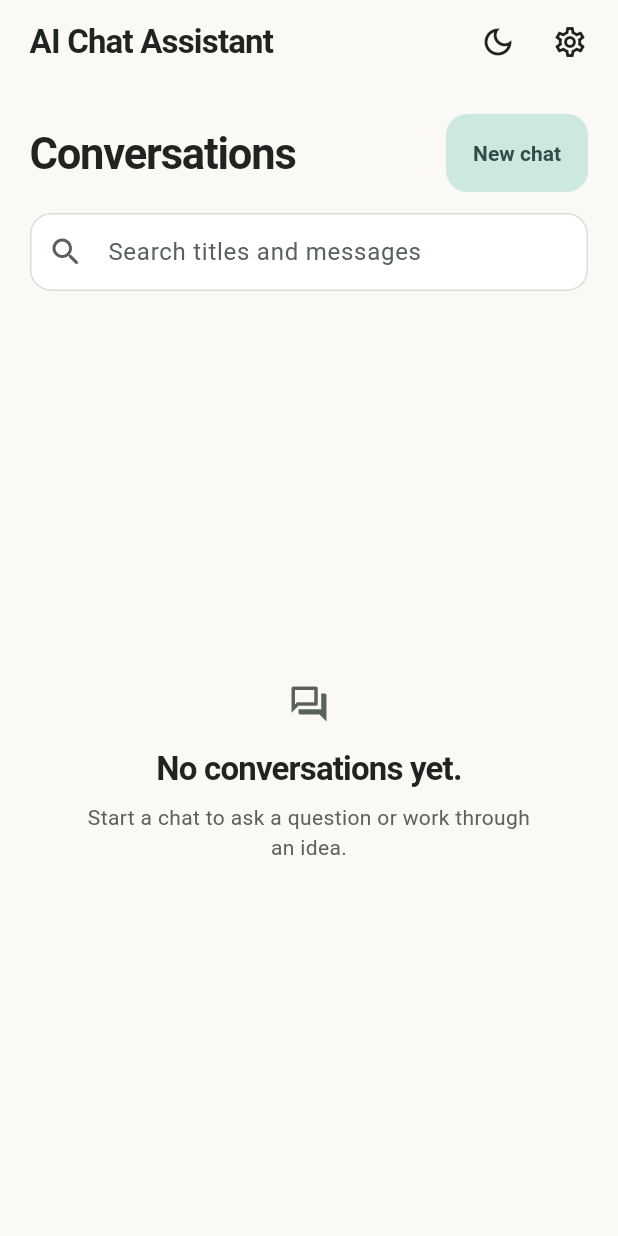
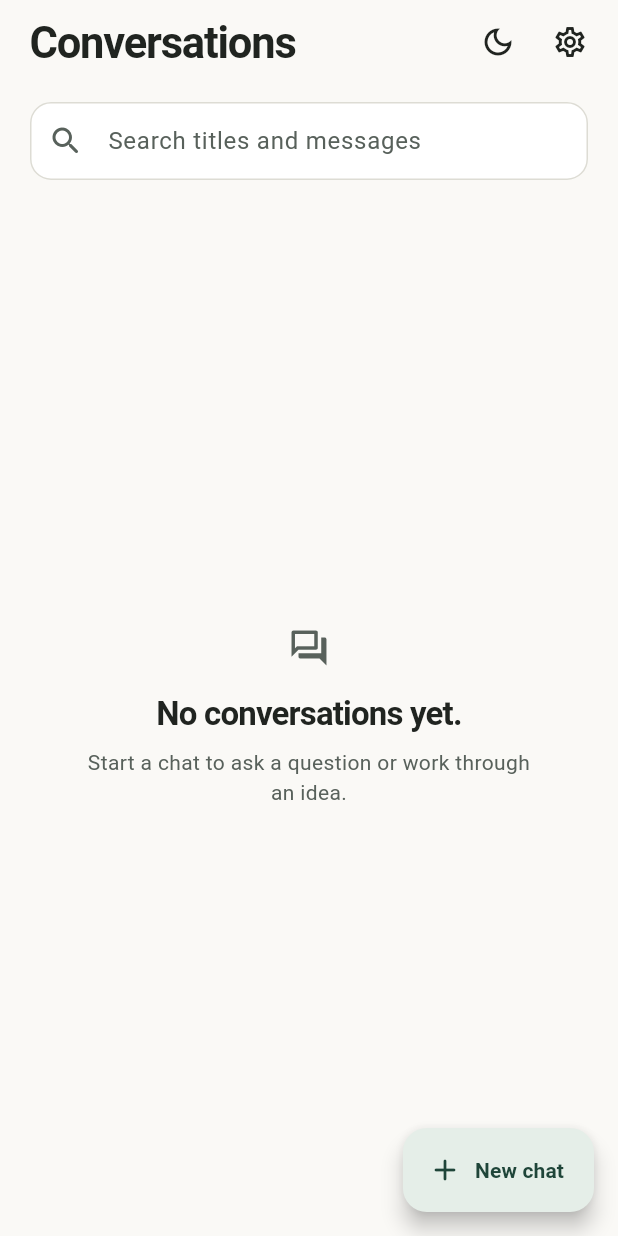
Before and after one commit to anandanmol1010/AI-Chat-Assistant-Assessment, a Flutter app: the screen it shows after launch, on a phone screen of 412 x 824 dp. Run offline on Flutter 3.47's test engine with Material 3 defaults, Android fonts, the phone set to English and light mode, and no system bars; our stand-ins replace bloc_concurrency, dio, flutter_bloc, flutter_markdown_plus, flutter_secure_storage, fpdart and 1 more; accounts and stored records are empty.

Commit message:
Simplify conversation header and float new chat action

```diff
--- a/lib/main.dart
+++ b/lib/main.dart
@@ -162,7 +162,15 @@ class _HistoryStartupState extends State<_HistoryStartup> {
             );
           }
           return Scaffold(
-            appBar: AppBar(title: const Text('AI Chat Assistant')),
+            appBar: AppBar(
+              titleSpacing: 20,
+              title: Text(
+                'Conversations',
+                style: Theme.of(context).textTheme.headlineMedium,
+                maxLines: 1,
+                overflow: TextOverflow.ellipsis,
+              ),
+            ),
             body: Center(
               child: snapshot.hasError
                   ? Column(
--- a/lib/presentation/screens/conversations_screen.dart
+++ b/lib/presentation/screens/conversations_screen.dart
@@ -42,7 +42,12 @@ class ConversationsScreen extends StatelessWidget {
       return Scaffold(
         appBar: AppBar(
           titleSpacing: 20,
-          title: const Text('AI Chat Assistant'),
+          title: Text(
+            'Conversations',
+            style: theme.textTheme.headlineMedium,
+            maxLines: 1,
+            overflow: TextOverflow.ellipsis,
+          ),
           actions: [
             const ThemeToggleButton(),
             IconButton(
@@ -55,6 +60,13 @@ class ConversationsScreen extends StatelessWidget {
             const SizedBox(width: 8),
           ],
         ),
+        floatingActionButton: canCreate
+            ? FloatingActionButton.extended(
+                onPressed: () => bloc.add(const ConversationCreated()),
+                icon: const Icon(Icons.add_rounded),
+                label: const Text('New chat'),
+              )
+            : null,
         body: Center(
           child: ConstrainedBox(
             constraints: const BoxConstraints(maxWidth: 720),
@@ -62,27 +74,7 @@ class ConversationsScreen extends StatelessWidget {
               crossAxisAlignment: CrossAxisAlignment.stretch,
               children: [
                 Padding(
-                  padding: const EdgeInsets.fromLTRB(20, 20, 20, 14),
-                  child: Row(
-                    children: [
-                      Expanded(
-                        child: Text(
-                          'Conversations',
-                          style: theme.textTheme.headlineMedium,
-                        ),
-                      ),
-                      const SizedBox(width: 8),
-                      FilledButton.tonal(
-                        onPressed: canCreate
-                            ? () => bloc.add(const ConversationCreated())
-                            : null,
-                        child: const Text('New chat'),
-                      ),
-                    ],
-                  ),
-                ),
-                Padding(
-                  padding: const EdgeInsets.fromLTRB(20, 0, 20, 12),
+                  padding: const EdgeInsets.fromLTRB(20, 12, 20, 12),
                   child: TextField(
                     onChanged: (query) =>
                         bloc.add(ConversationSearchChanged(query)),
@@ -122,7 +114,7 @@ class ConversationsScreen extends StatelessWidget {
                       ListView.separated(
                         keyboardDismissBehavior:
                             ScrollViewKeyboardDismissBehavior.onDrag,
-                        padding: const EdgeInsets.fromLTRB(20, 4, 20, 20),
+                        padding: const EdgeInsets.fromLTRB(20, 4, 20, 88),
                         itemCount: conversations.length,
                         separatorBuilder: (context, index) =>
                             const Divider(height: 1),
```
Also changed, not shown: 2 other files.
